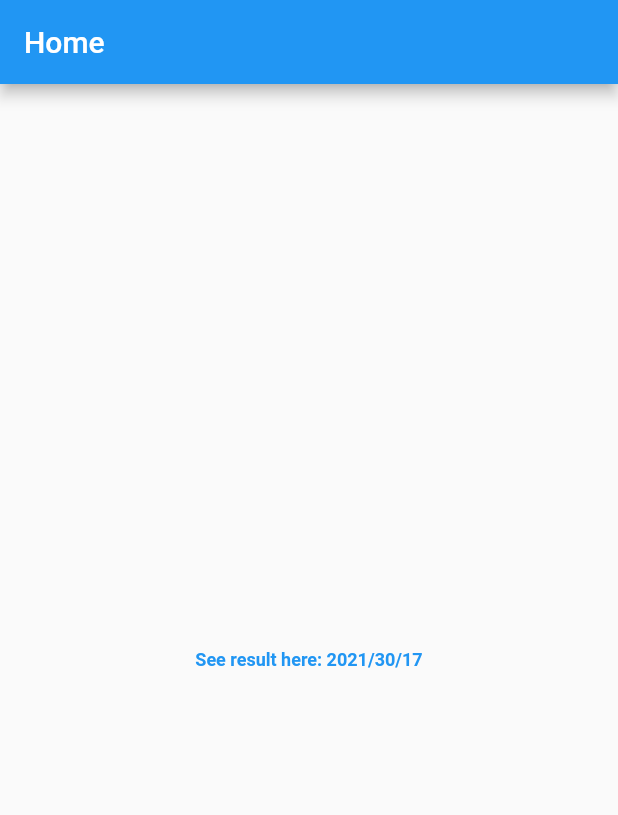
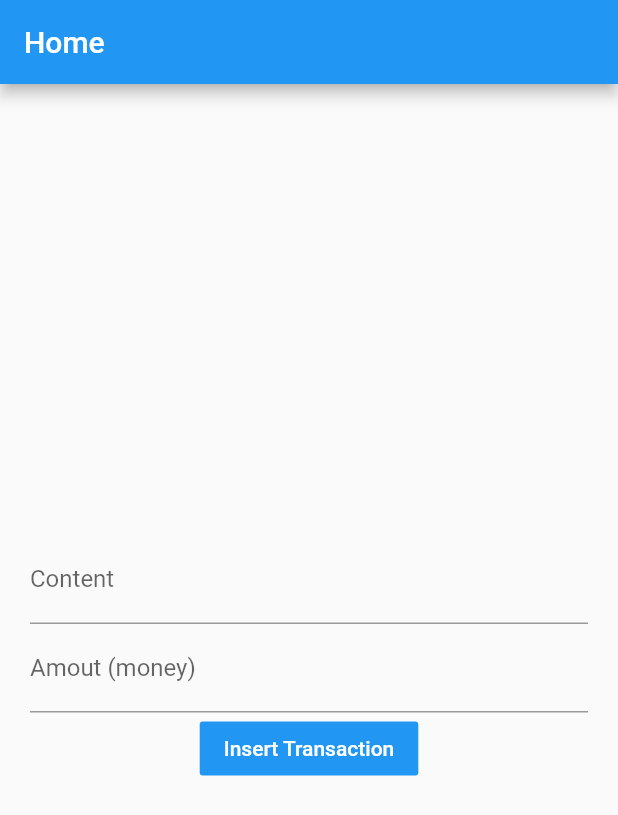
Before and after one commit to duypxd/Flutter_Demo, a Flutter app: the screen it shows after launch, on a phone screen of 412 x 824 dp. Shown: the top 815 px of the screen. Run offline on Flutter 3.47's test engine with Material 2 defaults, Android fonts, the phone set to English and light mode, and no system bars; missing offline and left inert: dart:ffi.

Commit message:
layout: ScaffoldState

```diff
--- /dev/null
+++ b/lib/LayoutWidget.dart
@@ -0,0 +1,84 @@
+import 'dart:ffi';
+
+import 'package:flutter/material.dart';
+
+class LayoutWidget extends StatefulWidget {
+  @override
+  State<StatefulWidget> createState() {
+    return _MyLayoutWidget();
+  }
+}
+
+class _MyLayoutWidget extends State<LayoutWidget> with WidgetsBindingObserver {
+  final GlobalKey<ScaffoldState> _scaffoldKey = new GlobalKey<ScaffoldState>();
+  final _contentController = TextEditingController();
+  final _amountController = TextEditingController();
+
+  late double _amount = 0;
+  late String _content = '';
+
+  @override
+  void initState() {
+    super.initState();
+    WidgetsBinding.instance?.addObserver(this);
+  }
+
+  // 2. dispose ( is called when state/widget object is removed)
+  @override
+  void dispose() {
+    super.dispose();
+    _amountController.dispose();
+    _contentController.dispose();
+    WidgetsBinding.instance?.removeObserver(this);
+  }
+
+  @override
+  Widget build(BuildContext context) {
+    return MaterialApp(
+      home: Scaffold(
+        appBar: AppBar(
+          title: const Text('Home'),
+        ),
+        key: _scaffoldKey,
+        body: SafeArea(
+          minimum: const EdgeInsets.only(left: 20, right: 20),
+          child: Center(
+              child: Column(
+            mainAxisAlignment: MainAxisAlignment.center,
+            children: <Widget>[
+              TextField(
+                controller: _contentController,
+                decoration: InputDecoration(labelText: 'Content'),
+                onChanged: (text) {
+                  this.setState(() {
+                    _content = text;
+                  });
+                },
+              ),
+              TextField(
+                controller: _amountController,
+                onChanged: (text) {
+                  this.setState(() {
+                    _amount = double.tryParse(text) ?? 0;
+                  });
+                },
+                decoration: InputDecoration(labelText: 'Amout (money)'),
+              ),
+              FlatButton(
+                  onPressed: () {
+                    _scaffoldKey.currentState?.showSnackBar(SnackBar(
+                      content: Text(
+                          'Content = $_content, money\'s amount = $_amount'),
+                      duration: Duration(seconds: 3),
+                    ));
+                  },
+                  color: Colors.blue,
+                  textColor: Colors.white,
+                  child: Text('Insert Transaction'))
+            ],
+          )),
+        ),
+      ),
+    );
+  }
+}
--- a/lib/main.dart
+++ b/lib/main.dart
@@ -1,6 +1,7 @@
 import 'package:flutter/material.dart';
 // import 'StatelessWidget.dart';
 // import 'StatefulWidget.dart';
-import 'AddLibToFlutter.dart';
+// import 'AddLibToFlutter.dart';
+import 'LayoutWidget.dart';
 
-void main() => runApp(AddLibToFlutter());
+void main() => runApp(LayoutWidget());
```
